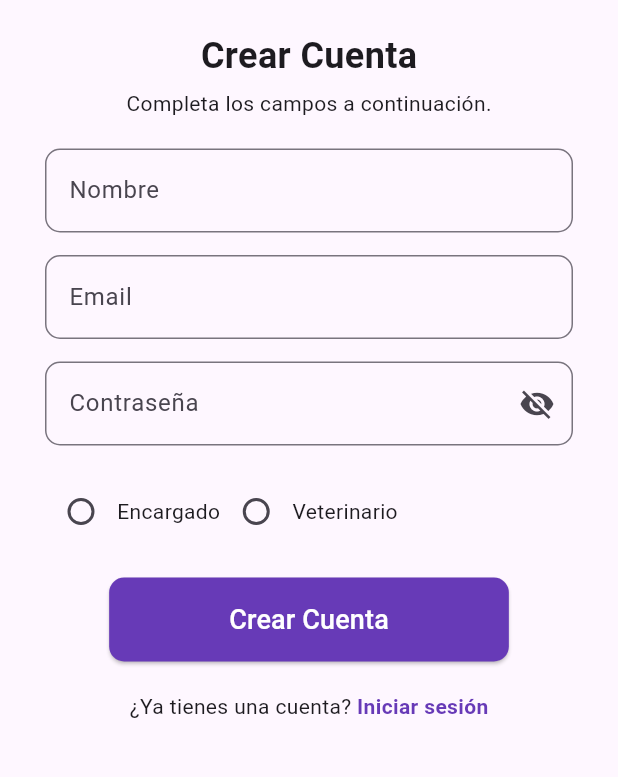
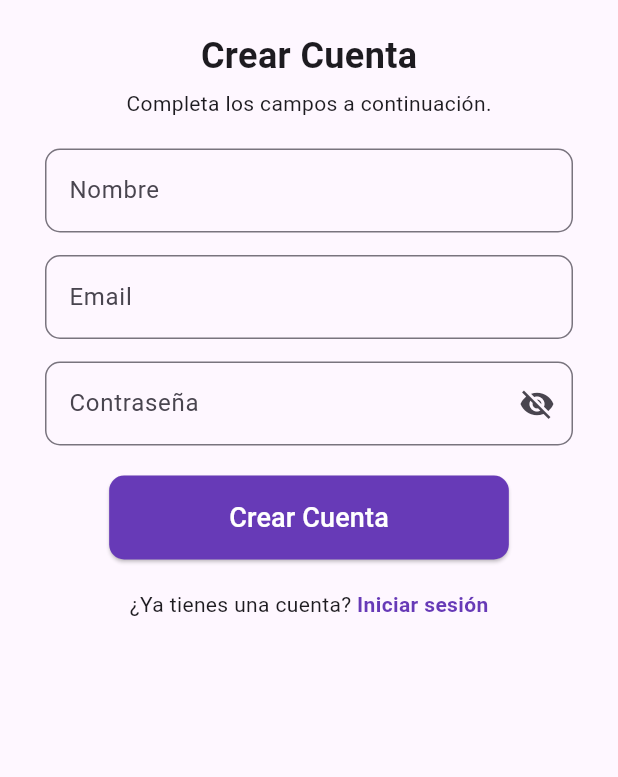
Before and after one commit to Crisls24/AplicacionGranjaCarpio, a Flutter app: the RegisterPage screen opened by its route, on a phone screen of 412 x 824 dp, the part 345-1122 px from its top. Run offline on Flutter 3.47's test engine with Material 3 defaults, Android fonts, the phone set to English and light mode, and no system bars; our stand-ins replace sqflite; accounts and stored records are empty; statements that could not run were skipped.

Commit message:
Update registrarupage.dart
Eliminacion de roles

```diff
--- a/lib/pages/registrarupage.dart
+++ b/lib/pages/registrarupage.dart
@@ -14,9 +14,7 @@ class _RegisterPageState extends State<RegisterPage> {
   final _passwordController = TextEditingController();
   final _dbHelper = DatabaseHelper();
 
-  // Variables para los roles
-  String? _selectedRole; // Almacena el rol seleccionado
-  bool _obscureText = true; // Controla la visibilidad de la contraseña
+  bool _obscureText = true;
 
   void _register() async {
     String name = _nameController.text.trim();
@@ -35,8 +33,6 @@ class _RegisterPageState extends State<RegisterPage> {
       name,
       email,
       password,
-      _selectedRole == 'Encargado',
-      _selectedRole == 'Veterinario',
     );
 
     if (isRegistered) {
@@ -55,7 +51,7 @@ class _RegisterPageState extends State<RegisterPage> {
   @override
   Widget build(BuildContext context) {
     return Scaffold(
-      body: SingleChildScrollView( // Agregar SingleChildScrollView
+      body: SingleChildScrollView(
         child: Center(
           child: Padding(
             padding: const EdgeInsets.symmetric(horizontal: 30),
@@ -112,7 +108,7 @@ class _RegisterPageState extends State<RegisterPage> {
                 // Campo de contraseña
                 TextField(
                   controller: _passwordController,
-                  obscureText: _obscureText, // Usar el estado de visibilidad
+                  obscureText: _obscureText,
                   decoration: InputDecoration(
                     labelText: 'Contraseña',
                     border: OutlineInputBorder(
@@ -131,34 +127,6 @@ class _RegisterPageState extends State<RegisterPage> {
                   ),
                 ),
                 const SizedBox(height: 20),
-                // Radio buttons para roles
-                Row(
-                  mainAxisAlignment: MainAxisAlignment.start,
-                  children: [
-                    Radio<String>(
-                      value: 'Encargado',
-                      groupValue: _selectedRole,
-                      onChanged: (value) {
-                        setState(() {
-                          _selectedRole = value; // Cambia el rol seleccionado
-                        });
-                      },
-                    ),
-                    const Text('Encargado'),
-                    Radio<String>(
-                      value: 'Veterinario',
-                      groupValue: _selectedRole,
-                      onChanged: (value) {
-                        setState(() {
-                          _selectedRole = value; // Cambia el rol seleccionado
-                        });
-                      },
-                    ),
-                    const Text('Veterinario'),
-                  ],
-                ),
-                const SizedBox(height: 20),
-                // Botón Crear Cuenta
                 ElevatedButton(
                   onPressed: _register,
                   style: ElevatedButton.styleFrom(
@@ -181,7 +149,7 @@ class _RegisterPageState extends State<RegisterPage> {
                     const Text("¿Ya tienes una cuenta? "),
                     GestureDetector(
                       onTap: () {
-                        Navigator.pop(context); // Regresa a la página de inicio de sesión
+                        Navigator.pop(context);
                       },
                       child: Text(
                         "Iniciar sesión",
```
